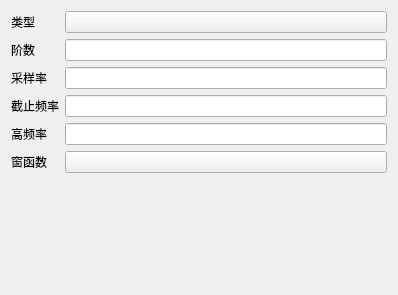
Qt form ui/FIRFormInterface.ui (Pigletzzz/SignalProcessing) before a commit.
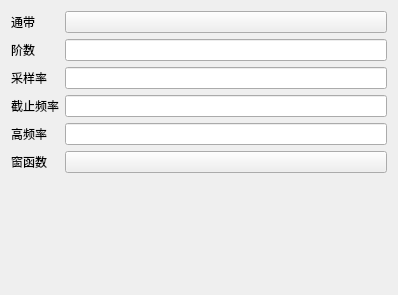
The same form after that commit. Custom widgets are drawn as their Qt base class.

```diff
--- a/ui/FIRFormInterface.ui
+++ b/ui/FIRFormInterface.ui
@@ -17,7 +17,7 @@
    <item row="0" column="0">
     <widget class="BodyLabel" name="BodyLabel_2">
      <property name="text">
-      <string>类型</string>
+         <string>通带</string>
      </property>
     </widget>
    </item>
```
Left out of the diff: 6 changed lines with no effect on the pictures.
